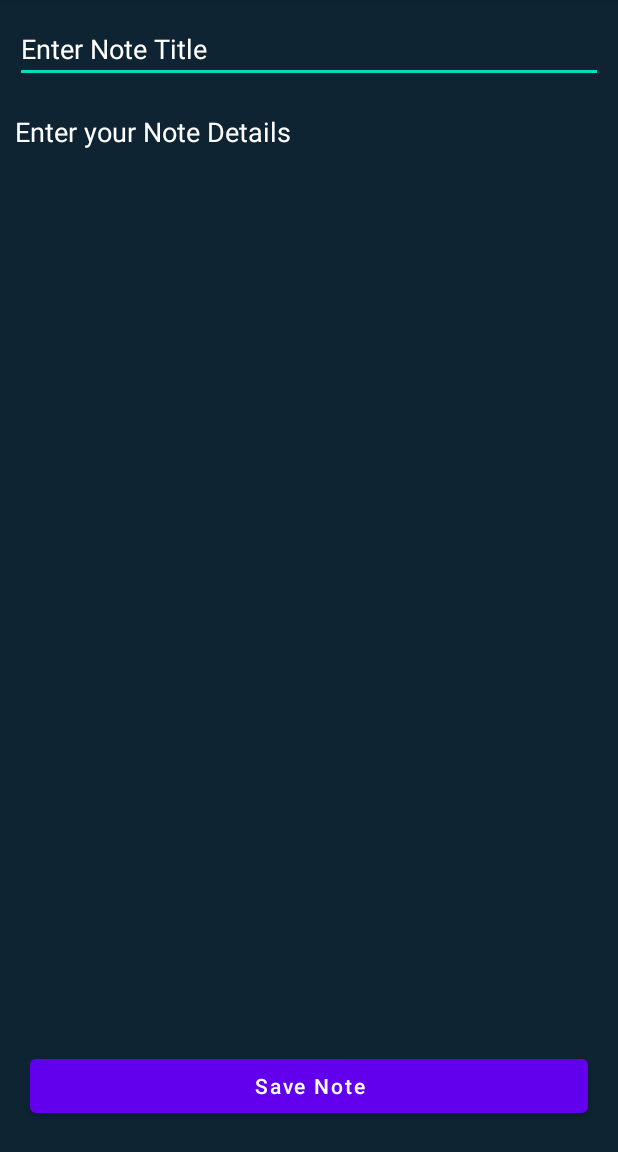
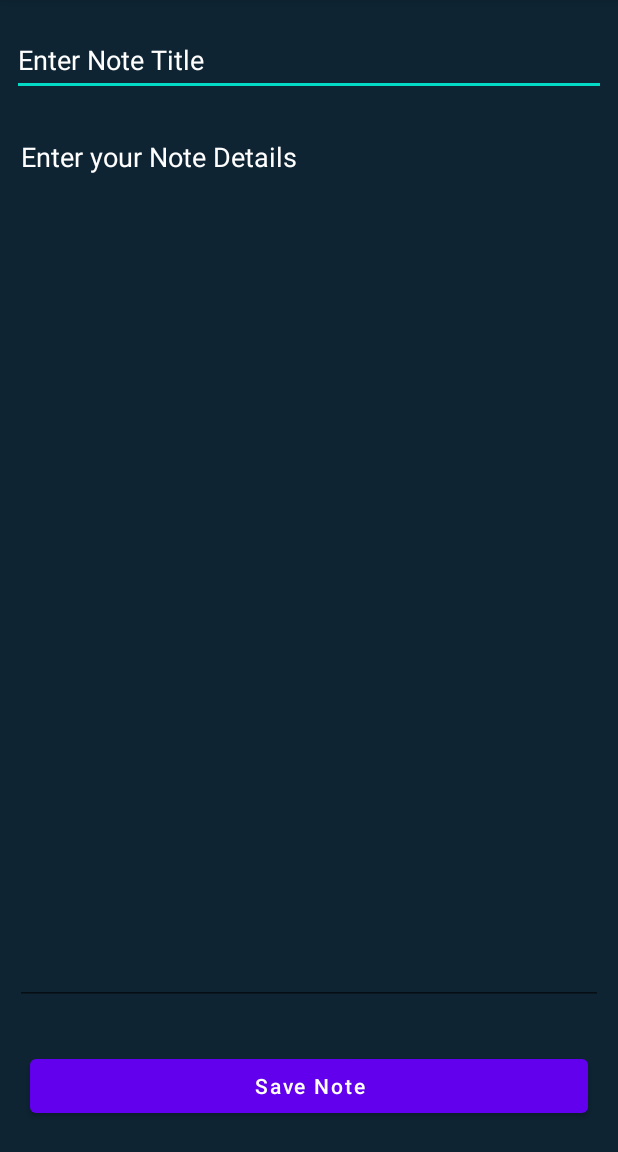
Before and after one commit to resuryasin/NoteApplication, an Android app: the AddEditNoteActivity screen opened directly, with no data from a screen before it, on a phone screen of 412 x 824 dp, the part 84-1236 px from its top. Run offline under Robolectric (Android 15) with nearby library versions, the phone set to English and light mode, and no system bars; 1 statement that could not run was skipped.

Commit message:
Change layout to constraint layout

```diff
--- a/app/src/main/res/layout/activity_add_edit_note.xml
+++ b/app/src/main/res/layout/activity_add_edit_note.xml
@@ -1,39 +1,56 @@
 <?xml version="1.0" encoding="utf-8"?>
-<RelativeLayout
+<androidx.constraintlayout.widget.ConstraintLayout
         xmlns:android="http://schemas.android.com/apk/res/android"
+        xmlns:app="http://schemas.android.com/apk/res-auto"
         xmlns:tools="http://schemas.android.com/tools"
         android:layout_width="match_parent"
         android:layout_height="match_parent"
         android:background="@color/black_shade_1"
         tools:context=".AddEditNoteActivity">
 
-    <!--edit text for note title-->
     <EditText
             android:id="@+id/idEdtNoteName"
             android:layout_width="match_parent"
             android:layout_height="wrap_content"
-            android:layout_margin="10dp"
             android:hint="Enter Note Title"
             android:textColor="@color/white"
-            android:textColorHint="@color/white" />
+            android:textColorHint="@color/white"
+            app:layout_constraintTop_toTopOf="parent"
+            app:layout_constraintEnd_toEndOf="parent"
+            app:layout_constraintStart_toStartOf="parent"
+            app:layout_constraintBottom_toTopOf="@+id/idEdtNoteDesc"
+            android:layout_marginEnd="8dp"
+            android:layout_marginStart="8dp"
+            android:layout_marginTop="16dp"
+            android:layout_marginBottom="8dp"
+            android:minHeight="48dp"
+            android:inputType="text"
+            android:importantForAutofill="no"/>
 
     <!--edit text for note description-->
     <EditText
             android:id="@+id/idEdtNoteDesc"
-            android:layout_width="match_parent"
-            android:layout_height="match_parent"
+            android:layout_width="0dp"
+            android:layout_height="0dp"
             android:layout_above="@id/idBtn"
             android:layout_below="@id/idEdtNoteName"
             android:layout_margin="10dp"
-            android:background="@color/black_shade_1"
             android:gravity="start|top"
             android:hint="Enter your Note Details"
             android:inputType="textMultiLine"
             android:singleLine="false"
             android:textColor="@color/white"
-            android:textColorHint="@color/white" />
+            android:textColorHint="@color/white"
+            app:layout_constraintTop_toBottomOf="@+id/idEdtNoteName"
+            app:layout_constraintStart_toStartOf="parent"
+            app:layout_constraintEnd_toEndOf="parent"
+            app:layout_constraintBottom_toTopOf="@+id/idBtn"
+            android:layout_marginStart="8dp"
+            android:layout_marginEnd="8dp"
+            android:layout_marginBottom="8dp"
+            android:layout_marginTop="8dp"
+            android:importantForAutofill="no"/>
 
-    <!--button for saving and updating a note-->
     <Button
             android:id="@+id/idBtn"
             android:layout_width="match_parent"
@@ -42,6 +59,13 @@
             android:layout_margin="20dp"
             android:text="Button"
             android:textAllCaps="false"
-            android:textColor="@color/white" />
+            android:textColor="@color/white"
+            app:layout_constraintEnd_toStartOf="@+id/idEdtNoteDesc"
+            android:layout_marginEnd="8dp"
+            android:layout_marginStart="8dp"
+            app:layout_constraintStart_toEndOf="@+id/idEdtNoteDesc"
+            app:layout_constraintBottom_toBottomOf="parent"
+            android:layout_marginTop="16dp"
+            app:layout_constraintTop_toBottomOf="@+id/idEdtNoteDesc"/>
 
-</RelativeLayout>
+</androidx.constraintlayout.widget.ConstraintLayout>
```
Also changed, not shown: app/src/main/res/layout/activity_main.xml (+16 -11 lines).
